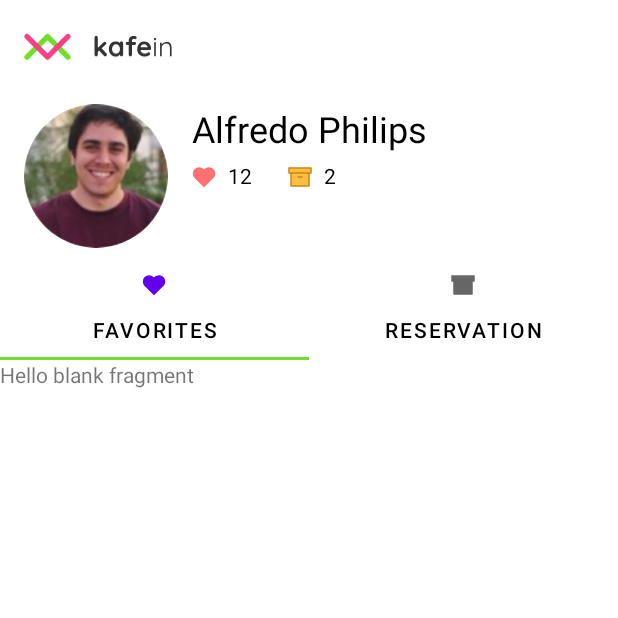
After one commit to BillyMRX1/Kafein, an Android app: the AccountActivity screen opened directly, with no data from a screen before it, on a phone screen of 412 x 824 dp, the top half of it. The commit adds this screen. Run offline under Robolectric (Android 15) with nearby library versions, the phone set to English and light mode, and no system bars; our stand-ins replace CircleImageView.

Commit message:
Third Commit

```diff
--- a/app/build.gradle
+++ b/app/build.gradle
@@ -29,7 +29,8 @@ dependencies {
     implementation 'androidx.constraintlayout:constraintlayout:2.0.1'
     implementation 'com.github.bumptech.glide:glide:4.11.0'
     implementation 'com.synnapps:carouselview:0.1.4'
-    testImplementation 'junit:junit:4.12'
+    implementation 'de.hdodenhof:circleimageview:3.1.0'
+    testImplementation 'junit:junit:4.13'
     androidTestImplementation 'androidx.test.ext:junit:1.1.2'
     androidTestImplementation 'androidx.test.espresso:espresso-core:3.3.0'
 
--- /dev/null
+++ b/app/src/main/java/com/putrasamudra/kafein/activity/AccountActivity.java
@@ -0,0 +1,27 @@
+package com.putrasamudra.kafein.activity;
+
+import androidx.appcompat.app.AppCompatActivity;
+import androidx.viewpager.widget.ViewPager;
+
+import android.os.Bundle;
+
+import com.google.android.material.tabs.TabLayout;
+import com.putrasamudra.kafein.R;
+import com.putrasamudra.kafein.adapter.SectionsPagerAdapter;
+
+public class AccountActivity extends AppCompatActivity {
+
+    @Override
+    protected void onCreate(Bundle savedInstanceState) {
+        super.onCreate(savedInstanceState);
+        setContentView(R.layout.activity_account);
+
+        SectionsPagerAdapter sectionsPagerAdapter = new SectionsPagerAdapter(this, getSupportFragmentManager());
+        ViewPager viewPager = findViewById(R.id.view_pager);
+        viewPager.setAdapter(sectionsPagerAdapter);
+        TabLayout tabs = findViewById(R.id.tabs);
+        tabs.setupWithViewPager(viewPager);
+        tabs.getTabAt(0).setIcon(R.drawable.ic_heart_filled);
+        tabs.getTabAt(1).setIcon(R.drawable.ic_archive);
+    }
+}
--- /dev/null
+++ b/app/src/main/java/com/putrasamudra/kafein/adapter/SectionsPagerAdapter.java
@@ -0,0 +1,58 @@
+package com.putrasamudra.kafein.adapter;
+
+import android.content.Context;
+
+import androidx.annotation.NonNull;
+import androidx.annotation.Nullable;
+import androidx.annotation.StringRes;
+import androidx.fragment.app.Fragment;
+import androidx.fragment.app.FragmentManager;
+import androidx.fragment.app.FragmentPagerAdapter;
+
+import com.putrasamudra.kafein.R;
+import com.putrasamudra.kafein.ui.FavoriteFragment;
+import com.putrasamudra.kafein.ui.ReservationFragment;
+
+import java.util.List;
+
+public class SectionsPagerAdapter extends FragmentPagerAdapter {
+    private final Context mContext;
+
+
+    public SectionsPagerAdapter(Context context, FragmentManager fm) {
+        super(fm, BEHAVIOR_RESUME_ONLY_CURRENT_FRAGMENT);
+        mContext = context;
+    }
+
+    @StringRes
+    private final int[] TAB_TITLES = new int[]{
+            R.string.tab_text_1,
+            R.string.tab_text_2
+    };
+
+    @NonNull
+    @Override
+    public Fragment getItem(int position) {
+        Fragment fragment = null;
+        switch (position) {
+            case 0:
+                fragment = new FavoriteFragment();
+                break;
+            case 1:
+                fragment = new ReservationFragment();
+                break;
+        }
+        return fragment;
+    }
+
+    @Nullable
+    @Override
+    public CharSequence getPageTitle(int position) {
+        return mContext.getResources().getString(TAB_TITLES[position]);
+    }
+
+    @Override
+    public int getCount() {
+        return 2;
+    }
+}
--- /dev/null
+++ b/app/src/main/java/com/putrasamudra/kafein/ui/FavoriteFragment.java
@@ -0,0 +1,66 @@
+package com.putrasamudra.kafein.ui;
+
+import android.os.Bundle;
+
+import androidx.fragment.app.Fragment;
+
+import android.view.LayoutInflater;
+import android.view.View;
+import android.view.ViewGroup;
+
+import com.putrasamudra.kafein.R;
+
+/**
+ * A simple {@link Fragment} subclass.
+ * Use the {@link FavoriteFragment#newInstance} factory method to
+ * create an instance of this fragment.
+ */
+public class FavoriteFragment extends Fragment {
+
+    // TODO: Rename parameter arguments, choose names that match
+    // the fragment initialization parameters, e.g. ARG_ITEM_NUMBER
+    private static final String ARG_PARAM1 = "param1";
+    private static final String ARG_PARAM2 = "param2";
+
+    // TODO: Rename and change types of parameters
+    private String mParam1;
+    private String mParam2;
+
+    public FavoriteFragment() {
+        // Required empty public constructor
+    }
+
+    /**
+     * Use this factory method to create a new instance of
+     * this fragment using the provided parameters.
+     *
+     * @param param1 Parameter 1.
+     * @param param2 Parameter 2.
+     * @return A new instance of fragment FavoriteFragment.
+     */
+    // TODO: Rename and change types and number of parameters
+    public static FavoriteFragment newInstance(String param1, String param2) {
+        FavoriteFragment fragment = new FavoriteFragment();
+        Bundle args = new Bundle();
+        args.putString(ARG_PARAM1, param1);
+        args.putString(ARG_PARAM2, param2);
+        fragment.setArguments(args);
+        return fragment;
+    }
+
+    @Override
+    public void onCreate(Bundle savedInstanceState) {
+        super.onCreate(savedInstanceState);
+        if (getArguments() != null) {
+            mParam1 = getArguments().getString(ARG_PARAM1);
+            mParam2 = getArguments().getString(ARG_PARAM2);
+        }
+    }
+
+    @Override
+    public View onCreateView(LayoutInflater inflater, ViewGroup container,
+                             Bundle savedInstanceState) {
+        // Inflate the layout for this fragment
+        return inflater.inflate(R.layout.fragment_favorite, container, false);
+    }
+}
--- /dev/null
+++ b/app/src/main/java/com/putrasamudra/kafein/ui/ReservationFragment.java
@@ -0,0 +1,66 @@
+package com.putrasamudra.kafein.ui;
+
+import android.os.Bundle;
+
+import androidx.fragment.app.Fragment;
+
+import android.view.LayoutInflater;
+import android.view.View;
+import android.view.ViewGroup;
+
+import com.putrasamudra.kafein.R;
+
+/**
+ * A simple {@link Fragment} subclass.
+ * Use the {@link ReservationFragment#newInstance} factory method to
+ * create an instance of this fragment.
+ */
+public class ReservationFragment extends Fragment {
+
+    // TODO: Rename parameter arguments, choose names that match
+    // the fragment initialization parameters, e.g. ARG_ITEM_NUMBER
+    private static final String ARG_PARAM1 = "param1";
+    private static final String ARG_PARAM2 = "param2";
+
+    // TODO: Rename and change types of parameters
+    private String mParam1;
+    private String mParam2;
+
+    public ReservationFragment() {
+        // Required empty public constructor
+    }
+
+    /**
+     * Use this factory method to create a new instance of
+     * this fragment using the provided parameters.
+     *
+     * @param param1 Parameter 1.
+     * @param param2 Parameter 2.
+     * @return A new instance of fragment ReservationFragment.
+     */
+    // TODO: Rename and change types and number of parameters
+    public static ReservationFragment newInstance(String param1, String param2) {
+        ReservationFragment fragment = new ReservationFragment();
+        Bundle args = new Bundle();
+        args.putString(ARG_PARAM1, param1);
+        args.putString(ARG_PARAM2, param2);
+        fragment.setArguments(args);
+        return fragment;
+    }
+
+    @Override
+    public void onCreate(Bundle savedInstanceState) {
+        super.onCreate(savedInstanceState);
+        if (getArguments() != null) {
+            mParam1 = getArguments().getString(ARG_PARAM1);
+            mParam2 = getArguments().getString(ARG_PARAM2);
+        }
+    }
+
+    @Override
+    public View onCreateView(LayoutInflater inflater, ViewGroup container,
+                             Bundle savedInstanceState) {
+        // Inflate the layout for this fragment
+        return inflater.inflate(R.layout.fragment_reservation, container, false);
+    }
+}
--- /dev/null
+++ b/app/src/main/res/drawable/ic_archive.xml
@@ -0,0 +1,30 @@
+<vector xmlns:android="http://schemas.android.com/apk/res/android"
+    android:width="16dp"
+    android:height="16dp"
+    android:viewportWidth="16"
+    android:viewportHeight="16">
+  <path
+      android:pathData="M14,5.3333V13.9999H2V5.3333"
+      android:fillColor="#FFBF44"/>
+  <path
+      android:strokeWidth="1"
+      android:pathData="M14,5.3333V13.9999H2V5.3333"
+      android:strokeLineJoin="round"
+      android:fillColor="#00000000"
+      android:strokeColor="#C9880A"
+      android:strokeLineCap="round"/>
+  <path
+      android:strokeWidth="1"
+      android:pathData="M15.3334,2H0.6667V5.3333H15.3334V2Z"
+      android:strokeLineJoin="round"
+      android:fillColor="#FFBF44"
+      android:strokeColor="#C9880A"
+      android:strokeLineCap="round"/>
+  <path
+      android:strokeWidth="1"
+      android:pathData="M6.6667,8H9.3334"
+      android:strokeLineJoin="round"
+      android:fillColor="#00000000"
+      android:strokeColor="#C9880A"
+      android:strokeLineCap="round"/>
+</vector>
--- /dev/null
+++ b/app/src/main/res/drawable/ic_heart_filled.xml
@@ -0,0 +1,13 @@
+<vector xmlns:android="http://schemas.android.com/apk/res/android"
+    android:width="16dp"
+    android:height="16dp"
+    android:viewportWidth="16"
+    android:viewportHeight="16">
+  <path
+      android:strokeWidth="1"
+      android:pathData="M13.8933,3.0733C13.5528,2.7327 13.1485,2.4624 12.7035,2.278C12.2585,2.0937 11.7816,1.9988 11.2999,1.9988C10.8183,1.9988 10.3413,2.0937 9.8964,2.278C9.4514,2.4624 9.0471,2.7327 8.7066,3.0733L7.9999,3.78L7.2933,3.0733C6.6055,2.3855 5.6726,1.9991 4.6999,1.9991C3.7273,1.9991 2.7944,2.3855 2.1066,3.0733C1.4188,3.7611 1.0324,4.694 1.0324,5.6667C1.0324,6.6393 1.4188,7.5722 2.1066,8.26L2.8133,8.9667L7.9999,14.1533L13.1866,8.9667L13.8933,8.26C14.2339,7.9195 14.5042,7.5152 14.6885,7.0702C14.8729,6.6253 14.9678,6.1483 14.9678,5.6667C14.9678,5.185 14.8729,4.7081 14.6885,4.2631C14.5042,3.8181 14.2339,3.4138 13.8933,3.0733Z"
+      android:strokeLineJoin="round"
+      android:fillColor="#FF7070"
+      android:strokeColor="#FF7070"
+      android:strokeLineCap="round"/>
+</vector>
--- /dev/null
+++ b/app/src/main/res/layout/activity_account.xml
@@ -0,0 +1,139 @@
+<?xml version="1.0" encoding="utf-8"?>
+<androidx.coordinatorlayout.widget.CoordinatorLayout xmlns:android="http://schemas.android.com/apk/res/android"
+    xmlns:app="http://schemas.android.com/apk/res-auto"
+    xmlns:tools="http://schemas.android.com/tools"
+    android:layout_width="match_parent"
+    android:layout_height="match_parent"
+    tools:context=".activity.AccountActivity">
+
+    <com.google.android.material.appbar.AppBarLayout
+        android:id="@+id/appbar"
+        android:layout_width="match_parent"
+        android:layout_height="240dp"
+        android:background="@color/whitePrimary"
+        android:theme="@style/ThemeOverlay.AppCompat.Dark.ActionBar">
+
+        <com.google.android.material.appbar.CollapsingToolbarLayout
+            android:id="@+id/collapsing_toolbar"
+            android:layout_width="match_parent"
+            android:layout_height="match_parent"
+            app:layout_scrollFlags="scroll|exitUntilCollapsed">
+
+            <androidx.appcompat.widget.Toolbar
+                android:id="@+id/toolbar"
+                android:layout_width="match_parent"
+                android:layout_height="70dp"
+                android:background="@color/whitePrimary"
+                app:layout_collapseMode="parallax" />
+
+            <androidx.constraintlayout.widget.ConstraintLayout
+                android:layout_width="match_parent"
+                android:layout_height="wrap_content"
+                android:gravity="top">
+
+                <ImageView
+                    android:id="@+id/logo"
+                    android:layout_width="100dp"
+                    android:layout_height="wrap_content"
+                    android:layout_marginStart="16dp"
+                    android:layout_marginTop="8dp"
+                    android:src="@drawable/ic_logo_x"
+                    app:layout_constraintStart_toStartOf="parent"
+                    app:layout_constraintTop_toTopOf="parent" />
+
+                <de.hdodenhof.circleimageview.CircleImageView
+                    android:id="@+id/profile_pic"
+                    android:layout_width="96dp"
+                    android:layout_height="96dp"
+                    android:layout_marginTop="16dp"
+                    android:src="@drawable/pp"
+                    app:layout_constraintStart_toStartOf="@+id/logo"
+                    app:layout_constraintTop_toBottomOf="@+id/logo" />
+
+                <TextView
+                    android:id="@+id/username"
+                    android:layout_width="wrap_content"
+                    android:layout_height="wrap_content"
+                    android:layout_marginStart="16dp"
+                    android:text="Alfredo Philips"
+                    android:textSize="24dp"
+                    android:textColor="@color/blackPrimary"
+                    app:layout_constraintStart_toEndOf="@+id/profile_pic"
+                    app:layout_constraintTop_toTopOf="@+id/profile_pic" />
+
+                <ImageView
+                    android:id="@+id/imageView5"
+                    android:layout_width="wrap_content"
+                    android:layout_height="wrap_content"
+                    android:layout_marginTop="8dp"
+                    android:src="@drawable/ic_heart_filled"
+                    app:layout_constraintStart_toStartOf="@+id/username"
+                    app:layout_constraintTop_toBottomOf="@+id/username" />
+
+                <TextView
+                    android:id="@+id/favorite"
+                    android:layout_width="wrap_content"
+                    android:layout_height="wrap_content"
+                    android:layout_marginStart="8dp"
+                    android:layout_marginTop="5.5dp"
+                    android:text="12"
+                    android:textColor="@color/blackPrimary"
+                    app:layout_constraintStart_toEndOf="@+id/imageView5"
+                    app:layout_constraintTop_toBottomOf="@+id/username" />
+
+                <ImageView
+                    android:id="@+id/imageView6"
+                    android:layout_width="wrap_content"
+                    android:layout_height="wrap_content"
+                    android:layout_marginStart="24dp"
+                    android:src="@drawable/ic_archive"
+                    app:layout_constraintStart_toEndOf="@+id/favorite"
+                    app:layout_constraintTop_toTopOf="@+id/imageView5" />
+
+                <TextView
+                    android:id="@+id/reservation"
+                    android:layout_width="wrap_content"
+                    android:layout_height="wrap_content"
+                    android:layout_marginStart="8dp"
+                    android:textColor="@color/blackPrimary"
+                    android:text="2"
+                    app:layout_constraintStart_toEndOf="@+id/imageView6"
+                    app:layout_constraintTop_toTopOf="@+id/favorite" />
+
+            </androidx.constraintlayout.widget.ConstraintLayout>
+
+            <com.google.android.material.tabs.TabLayout
+                android:id="@+id/tabs"
+                android:layout_width="match_parent"
+                android:layout_height="wrap_content"
+                android:background="@color/whitePrimary"
+                android:layout_gravity="bottom"
+                app:tabMode="fixed"
+                app:tabIndicatorColor="#71DE2E"
+                app:tabTextColor="@color/blackPrimary">
+
+                <com.google.android.material.tabs.TabItem
+                    android:layout_width="wrap_content"
+                    android:layout_height="wrap_content"
+                    android:text="@string/tab_text_1"
+                    android:icon="@drawable/ic_heart_filled" />
+
+                <com.google.android.material.tabs.TabItem
+                    android:layout_width="wrap_content"
+                    android:layout_height="wrap_content"
+                    android:text="@string/tab_text_2"
+                    android:icon="@drawable/ic_archive" />
+
+            </com.google.android.material.tabs.TabLayout>
+
+        </com.google.android.material.appbar.CollapsingToolbarLayout>
+
+    </com.google.android.material.appbar.AppBarLayout>
+
+    <androidx.viewpager.widget.ViewPager
+        android:id="@+id/view_pager"
+        android:layout_width="match_parent"
+        android:layout_height="match_parent"
+        app:layout_behavior="com.google.android.material.appbar.AppBarLayout$ScrollingViewBehavior" />
+
+</androidx.coordinatorlayout.widget.CoordinatorLayout>
--- a/app/src/main/res/layout/activity_cafe_detail.xml
+++ b/app/src/main/res/layout/activity_cafe_detail.xml
@@ -1,5 +1,5 @@
 <?xml version="1.0" encoding="utf-8"?>
-<androidx.constraintlayout.widget.ConstraintLayout xmlns:android="http://schemas.android.com/apk/res/android"
+<ScrollView xmlns:android="http://schemas.android.com/apk/res/android"
     xmlns:app="http://schemas.android.com/apk/res-auto"
     xmlns:tools="http://schemas.android.com/tools"
     android:layout_width="match_parent"
@@ -16,7 +16,7 @@
         <ImageView
             android:id="@+id/cafe_thumbnail"
             android:layout_width="match_parent"
-            android:layout_height="wrap_content"
+            android:layout_height="290dp"
             android:background="@color/greyPrimary"
             android:scaleType="centerCrop"
             android:src="@drawable/dummy_detail2"
@@ -258,4 +258,4 @@
 
     </androidx.constraintlayout.widget.ConstraintLayout>
 
-</androidx.constraintlayout.widget.ConstraintLayout>
+</ScrollView>
--- /dev/null
+++ b/app/src/main/res/layout/fragment_favorite.xml
@@ -0,0 +1,14 @@
+<?xml version="1.0" encoding="utf-8"?>
+<FrameLayout xmlns:android="http://schemas.android.com/apk/res/android"
+    xmlns:tools="http://schemas.android.com/tools"
+    android:layout_width="match_parent"
+    android:layout_height="match_parent"
+    tools:context=".ui.FavoriteFragment">
+
+    <!-- TODO: Update blank fragment layout -->
+    <TextView
+        android:layout_width="match_parent"
+        android:layout_height="match_parent"
+        android:text="@string/hello_blank_fragment" />
+
+</FrameLayout>
--- a/app/src/main/res/values/colors.xml
+++ b/app/src/main/res/values/colors.xml
@@ -6,4 +6,5 @@
     <color name="whitePrimary">#FFFFFF</color>
     <color name="greyPrimary">#C4C4C4</color>
     <color name="yellowPrimary">#FFD80E</color>
+    <color name="blackPrimary">#000000</color>
 </resources>
--- a/app/src/main/res/values/strings.xml
+++ b/app/src/main/res/values/strings.xml
@@ -1,4 +1,8 @@
 <resources>
     <string name="app_name">Kafein</string>
     <string name="search_hint">Cari Cafe</string>
+    <string name="tab_text_1">FAVORITES</string>
+    <string name="tab_text_2">RESERVATION</string>
+    <!-- TODO: Remove or change this placeholder text -->
+    <string name="hello_blank_fragment">Hello blank fragment</string>
 </resources>
```
Also changed, not shown: app/src/main/AndroidManifest.xml (+3 -4 lines), app/src/main/java/com/putrasamudra/kafein/MainActivity.java (+15 -1 lines), app/src/main/java/com/putrasamudra/kafein/activity/CafeDetailActivity.java (+25 -0 lines), app/src/main/java/com/putrasamudra/kafein/adapter/CardViewCafeAdapter.java (+28 -2 lines), app/src/main/java/com/putrasamudra/kafein/model/Cafe.java (+11 -0 lines), app/src/main/res/layout/fragment_reservation.xml (added, +14 -0 lines), app/src/main/res/layout/item_cardview_cafe.xml (+10 -1 lines), app/src/main/res/drawable/pp.png (added).
